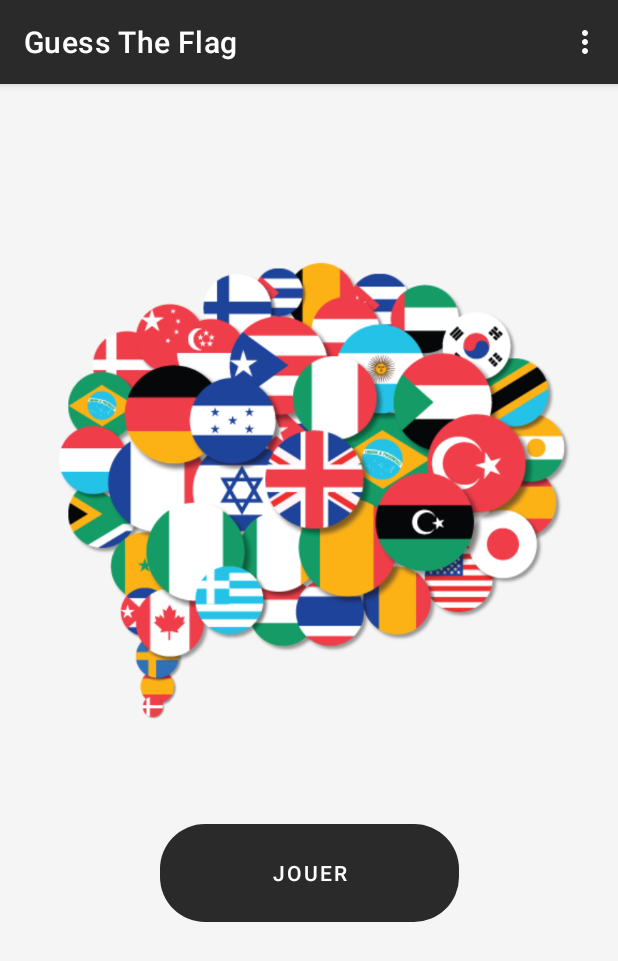
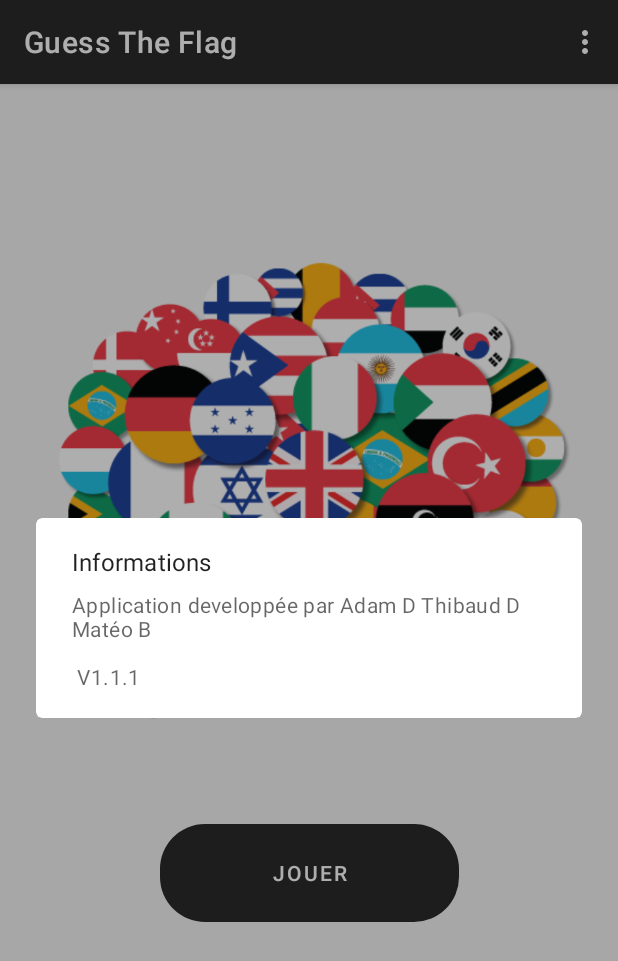
Before and after one commit to blochdu62/Android_Projet, an Android app: the screen it shows after launch (MainActivity), in the options menu, after a tap on "Infos", on a phone screen of 412 x 824 dp. Shown: the top 961 px of the screen. Run offline under Robolectric (Android 15) with nearby library versions, the phone set to English and light mode, and no system bars.

Commit message:
button_rounded.xml 2

```diff
--- a/app/src/main/java/com/example/android_projet/MainActivity.kt
+++ b/app/src/main/java/com/example/android_projet/MainActivity.kt
@@ -47,10 +47,7 @@ class MainActivity : AppCompatActivity() {
             R.id.Infos ->{ selectedOption ="Infos"
                 showInfosDialog()
             }
-            R.id.Quitter -> {
-                selectedOption ="Quitter"
 
-            }
         }
 
         Toast.makeText(this,"Option : " + selectedOption, Toast.LENGTH_SHORT).show()
--- a/app/src/main/res/menu/main.xml
+++ b/app/src/main/res/menu/main.xml
@@ -10,10 +10,9 @@
     <group android:id="@+id/menu_items">
         <item android:title="Jouer"
             android:id="@+id/Jouer"/>
-        <item android:title="Quitter"
-            android:id="@+id/Infos"/>
-        <item android:title="Infos"
-            android:id="@+id/Quitter"/>
+        <item
+            android:id="@+id/Infos"
+            android:title="Infos" />
     </group>
 
 </menu>
--- a/app/src/main/res/values/strings.xml
+++ b/app/src/main/res/values/strings.xml
@@ -3,9 +3,9 @@
     <!-- TODO: Remove or change this placeholder text -->
     <string name="hello_blank_fragment">Hello blank fragment</string>
     <string name="congratulations">Partie terminé</string>
-    <string name="score">voici votre score: %d</string>
-    <string name="exit">quitter</string>
+    <string name="score">Voici votre score: %d</string>
+    <string name="exit">Quitter</string>
     <string name="play_again">Rejouer</string>
-    <string name="infos">information</string>
-    <string name="infoApps">Application developpée par Adam D Thibaud D Matéo B</string>
+    <string name="infos">Informations</string>
+    <string name="infoApps">Application developpée par Adam D Thibaud D Matéo B  \n \n V1.1.1</string>
 </resources>
```
